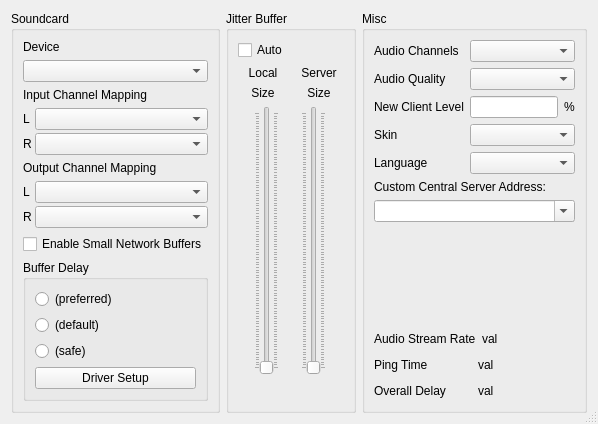
jamulussoftware/jamulus, file src/clientsettingsdlgbase.ui: the form before one commit.
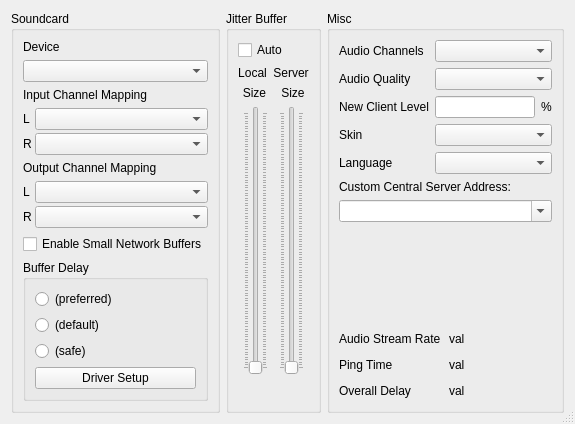
The form after the commit. Icons and pictures are not drawn. Custom widgets are drawn as their Qt base class.

Commit message: fix for the size of the text label above the jitter buffer sliders

```diff
--- a/src/clientsettingsdlgbase.ui
+++ b/src/clientsettingsdlgbase.ui
@@ -274,12 +274,6 @@
        <layout class="QHBoxLayout">
         <item>
          <widget class="QLabel" name="lblNetBufLabel">
-          <property name="minimumSize">
-           <size>
-            <width>50</width>
-            <height>0</height>
-           </size>
-          </property>
           <property name="text">
            <string>Local</string>
           </property>
@@ -293,12 +287,6 @@
         </item>
         <item>
          <widget class="QLabel" name="lblNetBufServerLabel">
-          <property name="minimumSize">
-           <size>
-            <width>50</width>
-            <height>0</height>
-           </size>
-          </property>
           <property name="text">
            <string>Server</string>
           </property>
@@ -316,12 +304,6 @@
        <layout class="QHBoxLayout">
         <item>
          <widget class="QLabel" name="lblNetBuf">
-          <property name="minimumSize">
-           <size>
-            <width>50</width>
-            <height>0</height>
-           </size>
-          </property>
           <property name="text">
            <string>Size</string>
           </property>
@@ -335,12 +317,6 @@
         </item>
         <item>
          <widget class="QLabel" name="lblNetBufServer">
-          <property name="minimumSize">
-           <size>
-            <width>50</width>
-            <height>0</height>
-           </size>
-          </property>
           <property name="text">
            <string>Size</string>
           </property>
```
